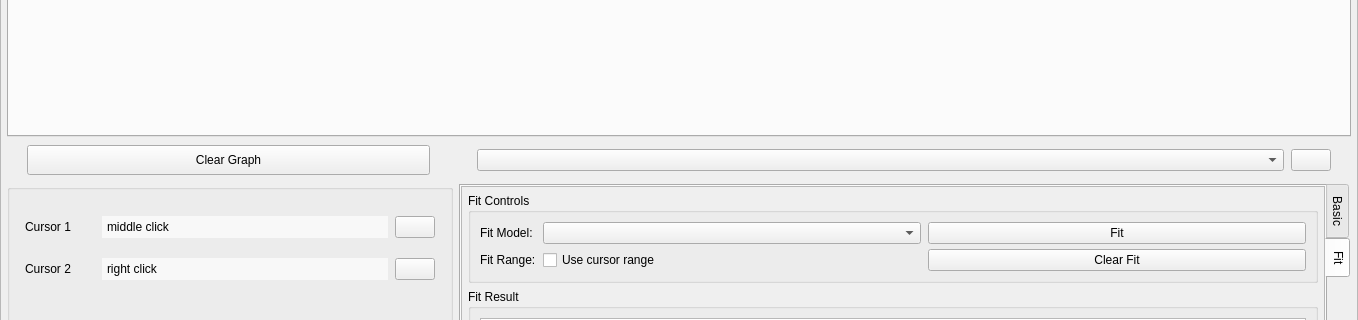
Qt form src/mdaviz/resources/mda_file_viz.ui (BCDA-APS/mdaviz) before a commit; both pictures show x 0 to 1358 and y 215 to 535 of the 1358 by 636 pixel window.
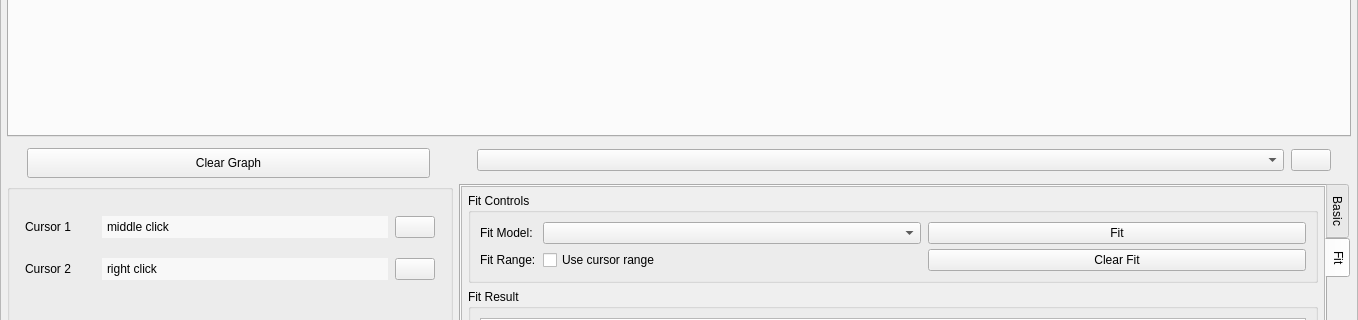
The same form after that commit. Icons and pictures are not drawn.

Commit message: change fit result display

What changed in the file:
```diff
--- a/src/mdaviz/resources/mda_file_viz.ui
+++ b/src/mdaviz/resources/mda_file_viz.ui
@@ -177,13 +177,13 @@
            <number>20</number>
           </property>
           <property name="topMargin">
-           <number>0</number>
+           <number>5</number>
           </property>
           <property name="rightMargin">
            <number>20</number>
           </property>
           <property name="bottomMargin">
-           <number>0</number>
+           <number>5</number>
           </property>
           <item>
            <widget class="QPushButton" name="clearAll">
```
The commit also changes 2 other files.
